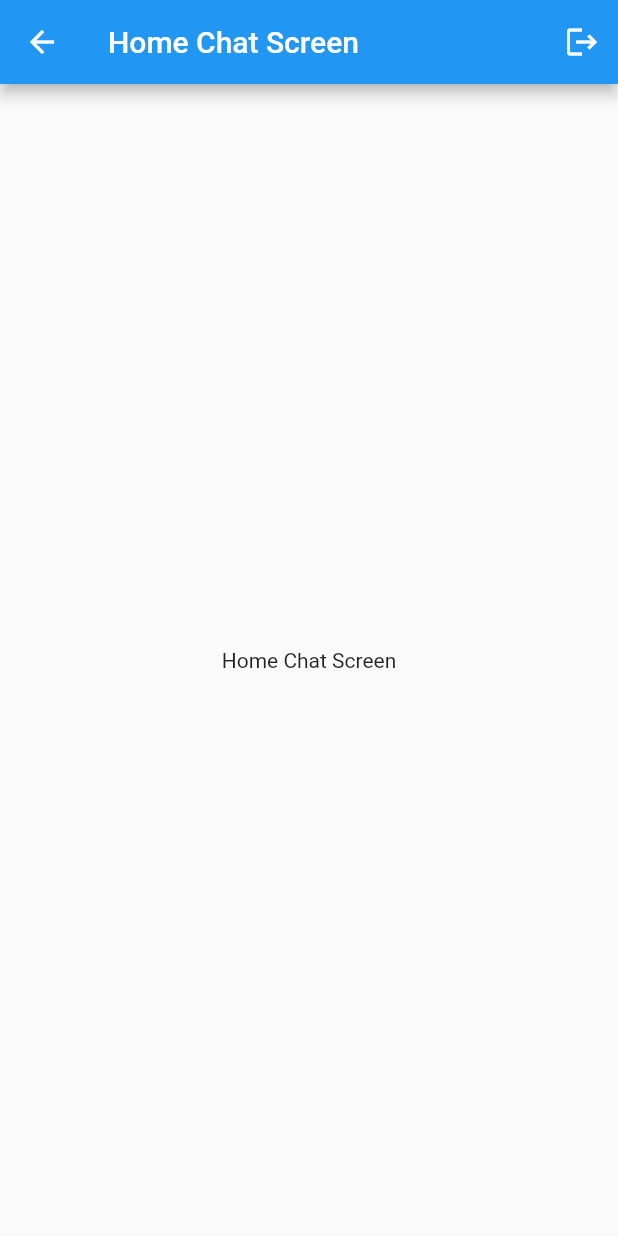
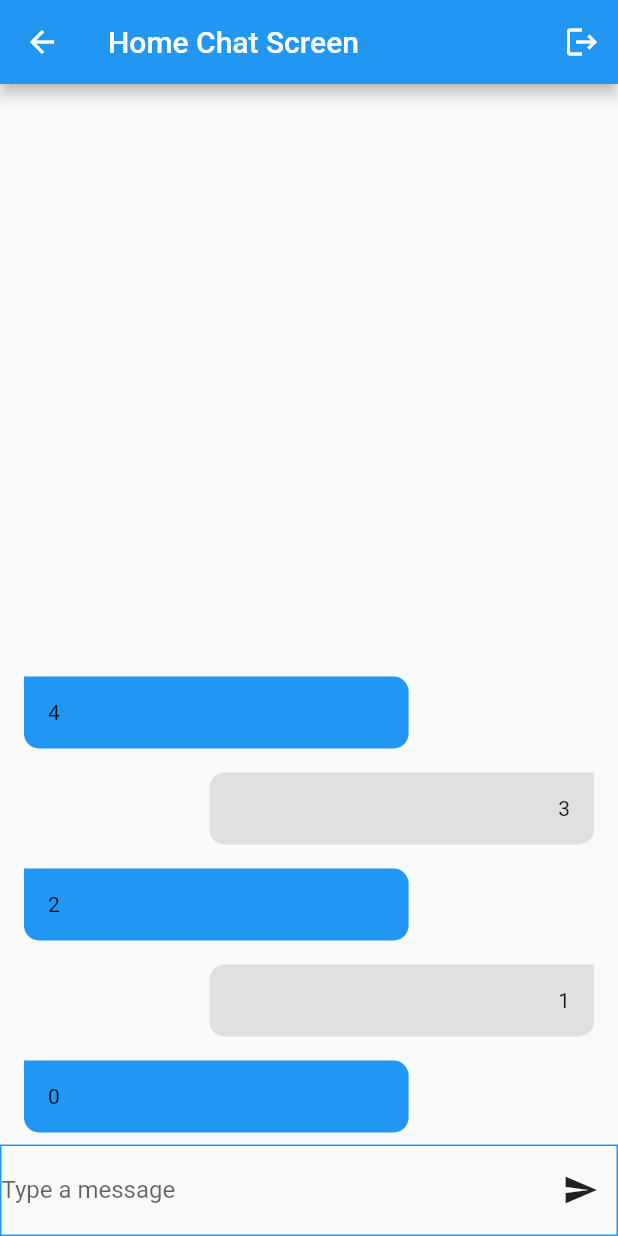
Before and after one commit to juandozuna/flutter-course, a Flutter app: the HomePage screen opened by its route, on a phone screen of 412 x 824 dp. Run offline on Flutter 3.47's test engine with Material 2 defaults, Android fonts, the phone set to English and light mode, and no system bars; our stand-ins replace cloud_firestore, device_preview, dio, equatable, firebase_auth, firebase_core and 9 more; missing offline and left inert: dio_logging_interceptor; accounts and stored records are empty; generated files the repository leaves out were written again.

Commit message:
Created needed components

```diff
--- a/section_8/lib/injector.dart
+++ b/section_8/lib/injector.dart
@@ -1,3 +1,4 @@
+import 'package:cloud_firestore/cloud_firestore.dart';
 import 'package:firebase_auth/firebase_auth.dart';
 import 'package:firebase_core/firebase_core.dart';
 import 'package:get_it/get_it.dart';
@@ -48,6 +49,10 @@ Future<void> _initFirebase() async {
   _injector.registerLazySingleton<FirebaseAuth>(
     () => FirebaseAuth.instance,
   );
+
+  _injector.registerLazySingleton<FirebaseFirestore>(
+    () => FirebaseFirestore.instance,
+  );
 }
 
 void _registerRepositories() {
--- /dev/null
+++ b/section_8/lib/presentation/chat/chat_bubble.dart
@@ -0,0 +1,56 @@
+import 'package:flutter/material.dart';
+import 'package:section_8/presentation/constants/theme.dart';
+
+class ChatBubble extends StatelessWidget {
+  final bool isMe;
+  final String text;
+
+  const ChatBubble({
+    Key? key,
+    required this.isMe,
+    required this.text,
+  }) : super(key: key);
+
+  @override
+  Widget build(BuildContext context) {
+    final borderRadius = BorderRadius.only(
+      topLeft: Radius.circular(isMe ? 0 : AppValues.roundBorderRadius),
+      topRight: Radius.circular(isMe ? AppValues.roundBorderRadius : 0),
+      bottomLeft: Radius.circular(AppValues.roundBorderRadius),
+      bottomRight: Radius.circular(AppValues.roundBorderRadius),
+    );
+
+    final bubbleWidth = MediaQuery.of(context).size.width * 0.3;
+
+    final bubble = Expanded(
+      child: Container(
+        padding: EdgeInsets.all(AppValues.horizontalMargin),
+        width: bubbleWidth,
+        margin: EdgeInsets.symmetric(
+          vertical: AppValues.verticalMargin,
+          horizontal: AppValues.horizontalMargin,
+        ),
+        decoration: BoxDecoration(
+          borderRadius: borderRadius,
+          color: isMe ? Theme.of(context).primaryColor : Colors.grey[300],
+        ),
+        child: Text(
+          this.text,
+          textAlign: isMe ? TextAlign.left : TextAlign.right,
+        ),
+      ),
+    );
+
+    final sizedBox = SizedBox(
+      width: bubbleWidth,
+    );
+
+    return Row(
+      children: [
+        if (!isMe) sizedBox,
+        bubble,
+        if (isMe) sizedBox,
+      ],
+    );
+  }
+}
--- /dev/null
+++ b/section_8/lib/presentation/chat/chat_input_field.dart
@@ -0,0 +1,57 @@
+import 'package:flutter/material.dart';
+import 'package:section_8/presentation/constants/theme.dart';
+
+class ChatInputField extends StatefulWidget {
+  const ChatInputField({Key? key}) : super(key: key);
+
+  @override
+  State<ChatInputField> createState() => _ChatInputFieldState();
+}
+
+class _ChatInputFieldState extends State<ChatInputField> {
+  final _textController = TextEditingController();
+
+  @override
+  Widget build(BuildContext context) {
+    final radius = Radius.circular(AppValues.roundBorderRadius);
+    return Container(
+      decoration: BoxDecoration(
+        border: Border.all(
+          color: Theme.of(context).primaryColor,
+          width: 1,
+        ),
+      ),
+      child: Row(
+        crossAxisAlignment: CrossAxisAlignment.center,
+        children: [
+          Expanded(child: _buildTextField()),
+          _sendButton(),
+        ],
+      ),
+    );
+  }
+
+  Widget _buildTextField() {
+    return TextField(
+      controller: _textController,
+      decoration: InputDecoration(
+        border: InputBorder.none,
+        floatingLabelBehavior: FloatingLabelBehavior.never,
+        labelText: 'Type a message',
+      ),
+    );
+  }
+
+  Widget _sendButton() {
+    return IconButton(
+      icon: Icon(Icons.send),
+      onPressed: sendMessage,
+    );
+  }
+
+  void sendMessage() {
+    final message = _textController.text;
+
+    setState(() => _textController.clear());
+  }
+}
--- /dev/null
+++ b/section_8/lib/presentation/chat/chat_screen.dart
@@ -0,0 +1,17 @@
+import 'package:flutter/material.dart';
+import 'package:section_8/presentation/chat/chat_input_field.dart';
+import 'package:section_8/presentation/chat/chat_view.dart';
+
+class ChatScreen extends StatelessWidget {
+  const ChatScreen({Key? key}) : super(key: key);
+
+  @override
+  Widget build(BuildContext context) {
+    return Column(
+      children: <Widget>[
+        Expanded(child: ChatView()),
+        ChatInputField(),
+      ],
+    );
+  }
+}
--- /dev/null
+++ b/section_8/lib/presentation/chat/chat_view.dart
@@ -0,0 +1,20 @@
+import 'package:flutter/material.dart';
+import 'package:section_8/presentation/chat/chat_bubble.dart';
+
+class ChatView extends StatelessWidget {
+  const ChatView({Key? key}) : super(key: key);
+
+  @override
+  Widget build(BuildContext context) {
+    return ListView.builder(
+      itemCount: 5,
+      reverse: true,
+      itemBuilder: (context, index) {
+        return ChatBubble(
+          isMe: index % 2 == 0,
+          text: index.toString(),
+        );
+      },
+    );
+  }
+}
--- /dev/null
+++ b/section_8/lib/presentation/chat/widget/chat_screen.dart
@@ -0,0 +1,17 @@
+import 'package:flutter/material.dart';
+import 'package:section_8/presentation/chat/chat_input_field.dart';
+import 'package:section_8/presentation/chat/chat_view.dart';
+
+class ChatScreen extends StatelessWidget {
+  const ChatScreen({Key? key}) : super(key: key);
+
+  @override
+  Widget build(BuildContext context) {
+    return Column(
+      children: <Widget>[
+        Expanded(child: ChatView()),
+        ChatInputField(),
+      ],
+    );
+  }
+}
--- a/section_8/lib/presentation/home/home_page.dart
+++ b/section_8/lib/presentation/home/home_page.dart
@@ -1,5 +1,6 @@
 import 'package:flutter/material.dart';
 import 'package:section_8/injector.dart';
+import 'package:section_8/presentation/chat/chat_screen.dart';
 import 'package:section_8/presentation/providers/auth_provider.dart';
 
 class HomePage extends StatelessWidget {
@@ -19,9 +20,7 @@ class HomePage extends StatelessWidget {
           ),
         ],
       ),
-      body: Center(
-        child: Text('Home Chat Screen'),
-      ),
+      body: ChatScreen(),
     );
   }
 }
--- a/section_8/lib/presentation/providers/auth_provider.dart
+++ b/section_8/lib/presentation/providers/auth_provider.dart
@@ -1,4 +1,3 @@
-import 'package:flutter/foundation.dart';
 import 'package:section_8/domain/repositories/auth_repository.dart';
 import 'package:section_8/presentation/constants/routes.dart';
 import 'package:section_8/presentation/providers/base_notifier_provider.dart';
```
Also changed, not shown: section_8/pubspec.yaml (+4 -6 lines), section_8/pubspec.lock.
